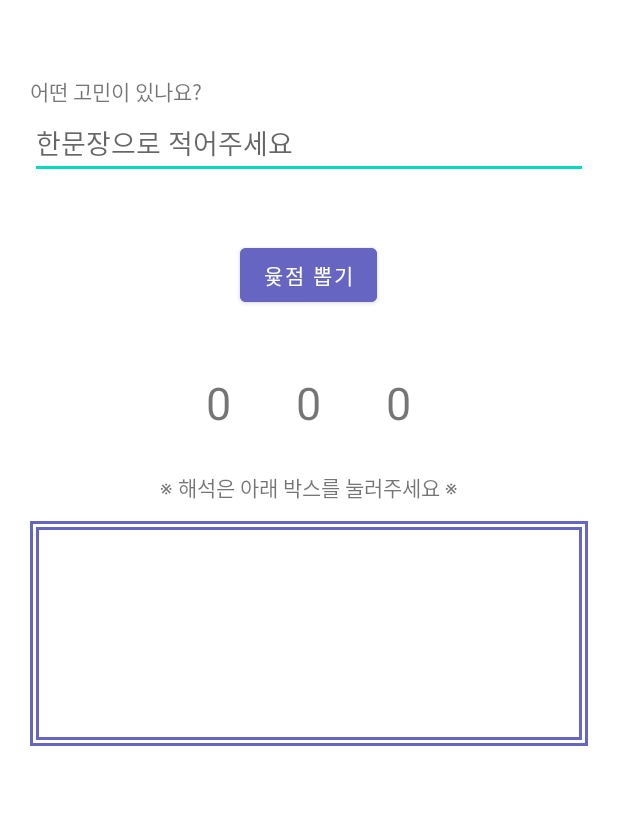
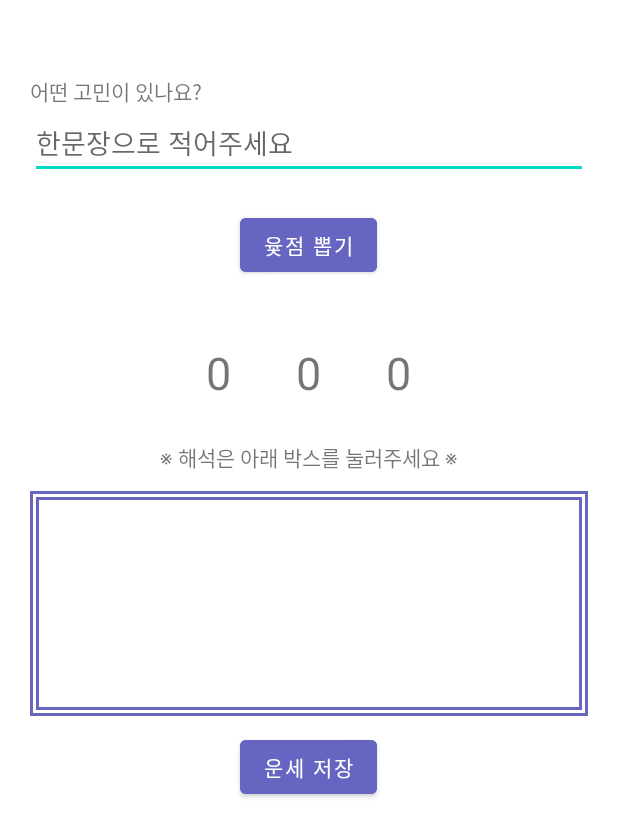
Before and after one commit to Suji6576/yut_fortune, an Android app: the layout activity_main.xml on its own in the app's theme, with its tools: preview values and no code run, on a phone screen of 412 x 824 dp. Shown: the top 837 px of the screen. Run offline under Robolectric (Android 15) with nearby library versions, the phone set to English and light mode, and no system bars.

Commit message:
#3 저장기능 버튼 UI추가

```diff
--- a/app/src/main/res/layout/activity_main.xml
+++ b/app/src/main/res/layout/activity_main.xml
@@ -44,7 +44,7 @@
 
             <Button
                 android:id="@+id/randomBtn"
-                android:layout_marginTop="40dp"
+                android:layout_marginTop="20dp"
                 android:layout_width="wrap_content"
                 android:layout_height="wrap_content"
                 android:layout_gravity="center"
@@ -122,6 +122,15 @@
 
             </LinearLayout>
 
+            <Button
+                android:id="@+id/saveBtn"
+                android:layout_marginTop="10dp"
+                android:layout_width="wrap_content"
+                android:layout_height="wrap_content"
+                android:layout_gravity="center"
+                android:backgroundTint="@color/background"
+                android:text="운세 저장"/>
+
         </LinearLayout>
 
 
```
